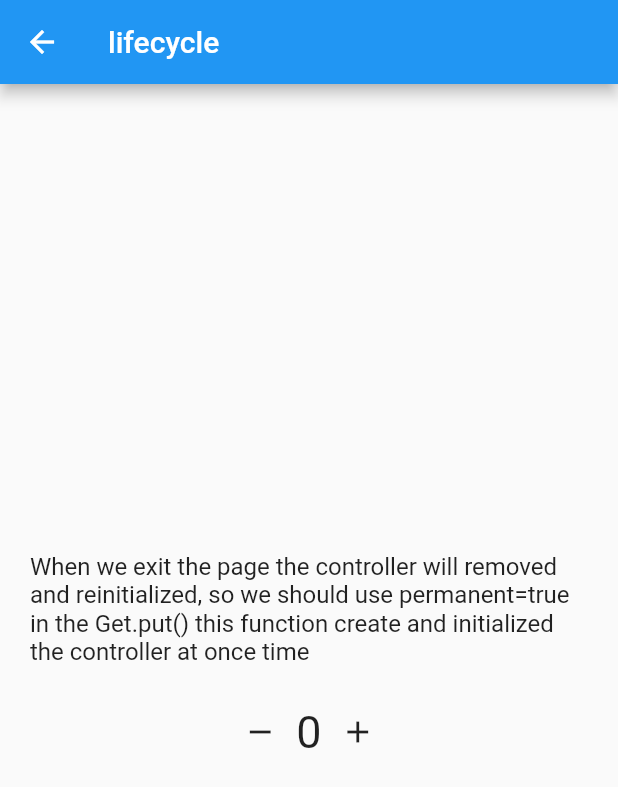
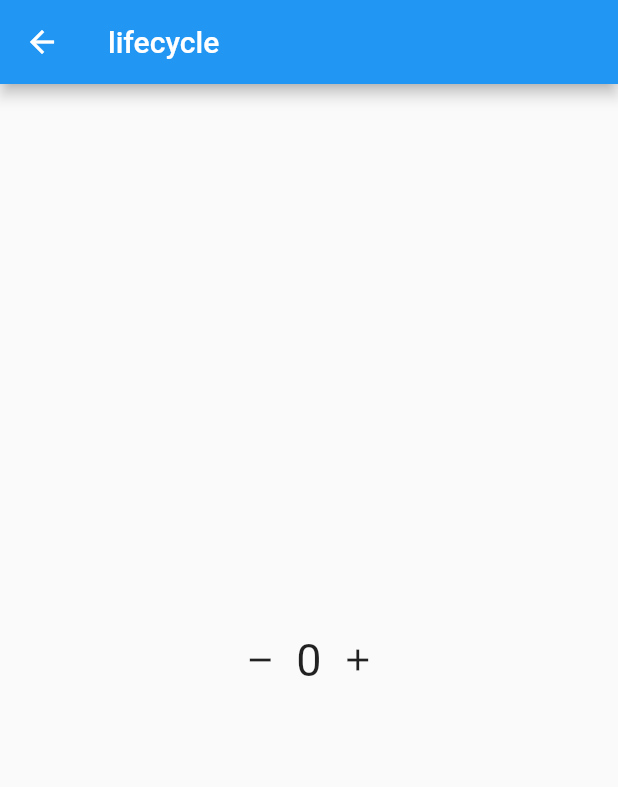
Before and after one commit to BayloDev/getx, a Flutter app: the LifeCycle screen opened directly, on a phone screen of 412 x 824 dp. Shown: the top 787 px of the screen. Run offline on Flutter 3.47's test engine with Material 2 defaults, Android fonts, the phone set to English and light mode, and no system bars; our stand-ins replace get, shared_preferences; accounts and stored records are empty.

Commit message:
Update lifecycle.dart

```diff
--- a/lib/view/lifecycle/lifecycle.dart
+++ b/lib/view/lifecycle/lifecycle.dart
@@ -19,11 +19,7 @@ class LifeCycle extends StatelessWidget {
           child: Column(
             mainAxisAlignment: MainAxisAlignment.center,
             children: [
-              const Text(
-                'When we exit the page the controller will removed and reinitialized, so we should use permanent=true in the Get.put() this function create and initialized the controller at once time',
-                style: TextStyle(fontSize: 16),
-              ),
-              const SizedBox(height: 20),
+
               Obx(
                 () => Row(
                   mainAxisAlignment: MainAxisAlignment.center,
```
